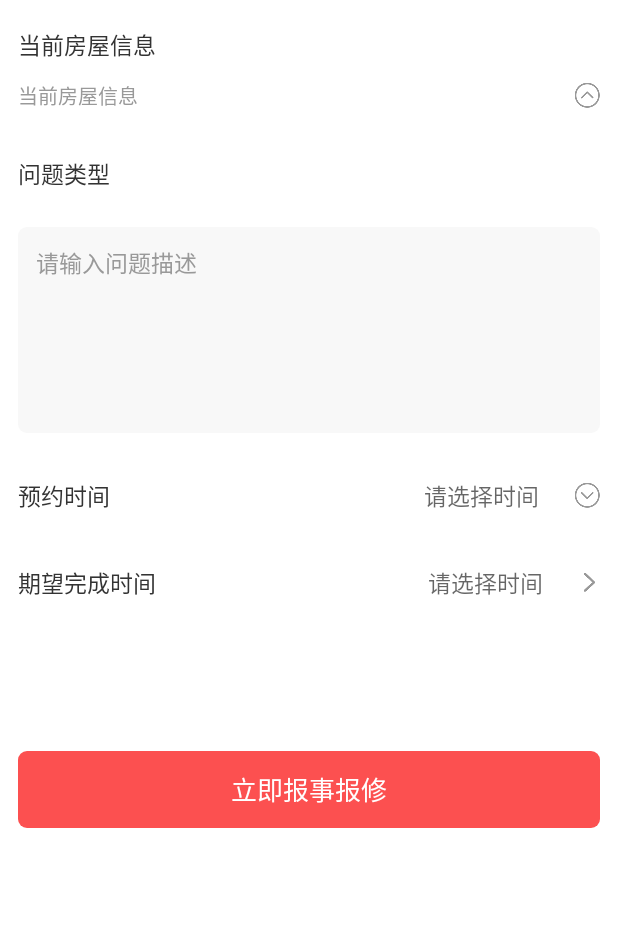
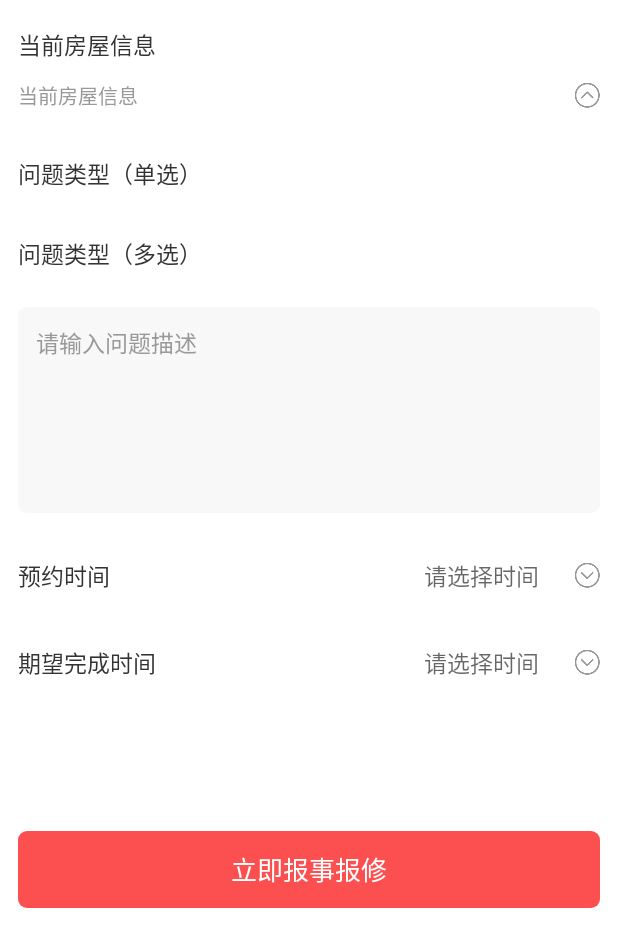
Before and after one commit to xiaoshubin/JustForCopy, an Android app: the layout activity_report_repair.xml on its own in the app's theme, with its tools: preview values and no code run, on a phone screen of 412 x 824 dp. Shown: the top 947 px of the screen. Run offline under Robolectric (Android 15) with nearby library versions, the phone set to English and light mode, and no system bars.

Commit message:
新增单选多选Tag工具类

```diff
--- a/app/src/main/java/com/smallcake/temp/fragment/PageFragment.kt
+++ b/app/src/main/java/com/smallcake/temp/fragment/PageFragment.kt
@@ -24,7 +24,7 @@ class PageFragment: BaseBindFragment<FragmentRecyclerviewBinding>() {
             PageBean("首页多布局",MainFragmentsActivity::class.java,"首页"),
             PageBean("城市选择", CitySelectActivity::class.java,"城市选择，字母选择定位"),
             PageBean("地图点击选择位置", LocationMapActivity::class.java,"定位，点击选择位置，高德地图"),
-            PageBean("反馈", ReportRepairActivity::class.java,"图片选择，反馈，报事报修"),
+            PageBean("多图选择反馈", ReportRepairActivity::class.java,"图片选择，反馈，报事报修"),
             PageBean("录音", RecordActivity::class.java,"录音音频"),
             PageBean("签到日历", SignListActivity::class.java,"签到日历"),
         )
--- a/app/src/main/res/drawable/gray_lightred_bg_selector.xml
+++ b/app/src/main/res/drawable/gray_lightred_bg_selector.xml
@@ -1,5 +1,5 @@
 <?xml version="1.0" encoding="utf-8"?>
 <selector xmlns:android="http://schemas.android.com/apk/res/android">
-    <item  android:state_checked="false" android:drawable="@drawable/gray_round66_bg"/>
+    <item  android:state_checked="false" android:drawable="@drawable/gray_round6_bg"/>
     <item  android:state_checked="true" android:drawable="@drawable/lightred_round6_bg"/>
 </selector>
--- a/app/src/main/res/layout/activity_report_repair.xml
+++ b/app/src/main/res/layout/activity_report_repair.xml
@@ -5,8 +5,7 @@
     xmlns:tools="http://schemas.android.com/tools"
     android:layout_width="match_parent"
     android:layout_height="match_parent"
-    android:orientation="vertical"
-    tools:context="com.yx.jiading.mine.ui.ReportRepairActivity">
+    android:orientation="vertical">
     <LinearLayout
         android:orientation="vertical"
         android:layout_width="match_parent"
@@ -41,7 +40,7 @@
         android:layout_marginTop="6dp"
         android:background="@color/white"
         android:padding="12dp"
-        android:text="问题类型"
+        android:text="问题类型（单选）"
         android:textColor="@color/titleColor"
         android:textSize="15sp" />
 
@@ -54,6 +53,25 @@
         android:layout_width="match_parent"
         android:layout_height="wrap_content"
         android:background="@color/white" />
+    <TextView
+        android:layout_width="match_parent"
+        android:layout_height="wrap_content"
+        android:layout_marginTop="6dp"
+        android:background="@color/white"
+        android:padding="12dp"
+        android:text="问题类型（多选）"
+        android:textColor="@color/titleColor"
+        android:textSize="15sp" />
+
+    <com.smallcake.smallutils.custom.AutoNewLineLayout
+        app:vertivalSpace="8dp"
+        app:horizontalSpace="8dp"
+        android:paddingRight="12dp"
+        android:paddingLeft="12dp"
+        android:id="@+id/auto_new_line2"
+        android:layout_width="match_parent"
+        android:layout_height="wrap_content"
+        android:background="@color/white" />
 
     <FrameLayout
         android:layout_width="match_parent"
@@ -61,6 +79,7 @@
         android:background="@color/white">
 
         <EditText
+            android:id="@+id/et_desc"
             android:layout_width="match_parent"
             android:layout_height="@dimen/dp_120"
             android:layout_margin="12dp"
@@ -120,7 +139,7 @@
             android:id="@+id/tv_select_expect_time"
             android:drawablePadding="24dp"
             android:gravity="right|center_vertical"
-            android:drawableRight="@mipmap/ic_arrow_right_gray44"
+            android:drawableRight="@mipmap/ic_txt_arrow_down"
             android:layout_weight="1"
             android:layout_width="0dp"
             android:layout_height="match_parent"
--- a/smallutils/src/main/java/com/smallcake/smallutils/DpPxUtils.kt
+++ b/smallutils/src/main/java/com/smallcake/smallutils/DpPxUtils.kt
@@ -16,6 +16,11 @@ object DpPxUtils {
             ?.displayMetrics?.density ?:0.0f
         return (dpValue * scale + 0.5f).toInt()
     }
+    fun dp2px(dpValue: Int): Int {
+        val scale = SmallUtils.context?.applicationContext?.resources
+            ?.displayMetrics?.density ?:0.0f
+        return (dpValue * scale + 0.5f).toInt()
+    }
 
     fun px2dp(pxValue: Float): Int {
         val scale =
--- a/smallutils/src/main/java/com/smallcake/smallutils/custom/AutoNewLineLayout.kt
+++ b/smallutils/src/main/java/com/smallcake/smallutils/custom/AutoNewLineLayout.kt
@@ -19,12 +19,12 @@ class AutoNewLineLayout @JvmOverloads constructor(
     /**
      * 两个子控件之间的横向间隙
      */
-    protected var horizontalSpace = 0f
+     var horizontalSpace = 0f
 
     /**
      * 两个子控件之间的垂直间隙
      */
-    protected var vertivalSpace = 0f
+     var vertivalSpace = 0f
     override fun onMeasure(widthMeasureSpec: Int, heightMeasureSpec: Int) {
         super.onMeasure(widthMeasureSpec, heightMeasureSpec)
         val widthSpecMode = MeasureSpec.getMode(widthMeasureSpec)
```
Also changed, not shown: app/src/main/java/com/smallcake/temp/adapter/GridImageAdapter.kt (+50 -96 lines), app/src/main/java/com/smallcake/temp/ui/ReportRepairActivity.kt (+11 -34 lines), app/src/main/java/com/smallcake/temp/utils/SelectImgUtils.kt (+17 -40 lines), app/src/main/java/com/smallcake/temp/utils/TagSelectUtils.kt (added, +123 -0 lines).
